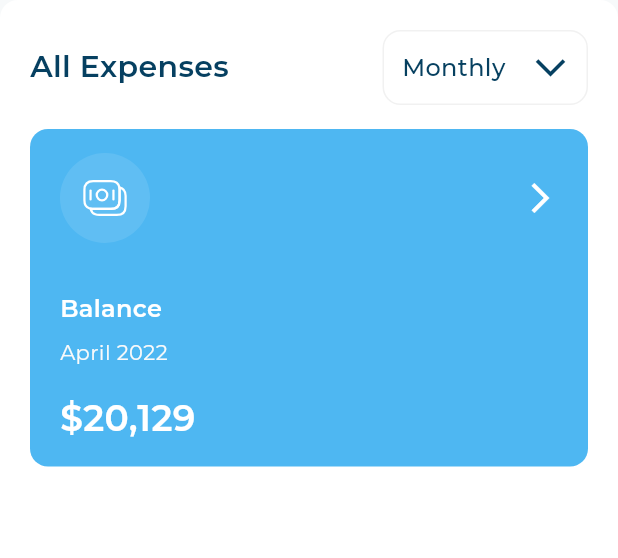
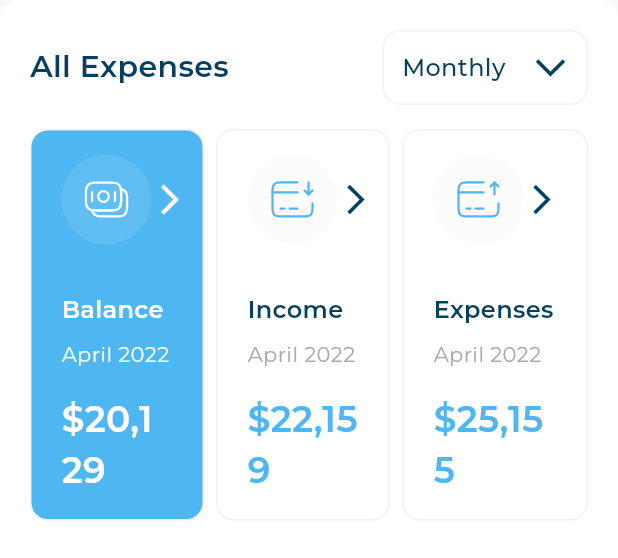
Before and after one commit to mohamedatta24/invoicing_dashboard_app, a Flutter app: the AllExpenses widget shown alone on an empty page, opened directly, on a phone screen of 412 x 824 dp. Shown: the top 558 px of the screen. Run offline on Flutter 3.47's test engine with Material 3 defaults, Android fonts, the phone set to English and light mode, and no system bars; our stand-ins replace flutter_svg.

Commit message:
finsh all expenses ui

```diff
--- /dev/null
+++ b/lib/features/Home/data/models/all_expenses_item_model.dart
@@ -0,0 +1,15 @@
+class AllExpensesItemModel {
+  final String image;
+  final String title;
+  final String subTitle;
+  final String price;
+
+
+  const AllExpensesItemModel({
+    required this.image,
+    required this.title,
+    required this.subTitle,
+    required this.price,
+
+  });
+}
--- a/lib/features/Home/presentation/widgets/all_expenses.dart
+++ b/lib/features/Home/presentation/widgets/all_expenses.dart
@@ -1,6 +1,6 @@
 import 'package:flutter/material.dart';
 import 'package:invoicing_dashboard/features/Home/presentation/widgets/all_expenses_header.dart';
-import 'package:invoicing_dashboard/features/Home/presentation/widgets/all_expenses_item.dart';
+import 'package:invoicing_dashboard/features/Home/presentation/widgets/all_expenses_item_list_view.dart';
 
 class AllExpenses extends StatelessWidget {
   const AllExpenses({super.key});
@@ -14,10 +14,10 @@ class AllExpenses extends StatelessWidget {
         shape: RoundedRectangleBorder(borderRadius: BorderRadius.circular(12)),
       ),
       child: Column(
-        children: [
-          const AllExpensesHeader(),
-          const SizedBox(height: 16.0),
-          const AllExpensesItem(),
+        children: const [
+          AllExpensesHeader(),
+          SizedBox(height: 16.0),
+          AllExpensesItemListView(),
         ],
       ),
     );
--- a/lib/features/Home/presentation/widgets/all_expenses_item.dart
+++ b/lib/features/Home/presentation/widgets/all_expenses_item.dart
@@ -1,25 +1,43 @@
 import 'package:flutter/material.dart';
+import 'package:invoicing_dashboard/features/Home/data/models/all_expenses_item_model.dart';
 import 'package:invoicing_dashboard/features/Home/presentation/widgets/all_expenses_item_details.dart';
 
 import 'package:invoicing_dashboard/features/Home/presentation/widgets/all_expenses_item_header.dart';
 
 class AllExpensesItem extends StatelessWidget {
-  const AllExpensesItem({super.key});
+  const AllExpensesItem({
+    super.key,
+    required this.allExpensesItemModel,
+    required this.selectIndex,
+  });
 
+  final AllExpensesItemModel allExpensesItemModel;
+  final bool selectIndex;
   @override
   Widget build(BuildContext context) {
     return Container(
-      decoration: BoxDecoration(
-        color: Color(0xff4EB7F2),
-        borderRadius: BorderRadius.circular(12.0),
+      decoration: ShapeDecoration(
+        color: selectIndex ? const Color(0xff4EB7F2) : const Color(0xffFFFFFF),
+        shape: RoundedRectangleBorder(
+          borderRadius: BorderRadiusGeometry.circular(12.0),
+          side: BorderSide(width: 1, color: const Color(0xffF1F1F1)),
+        ),
       ),
       padding: const EdgeInsets.symmetric(horizontal: 20.0, vertical: 16.0),
       child: Column(
         crossAxisAlignment: CrossAxisAlignment.start,
         children: [
-          const AllExpensesItemHeader(),
-          const SizedBox(height: 32),
-          const AllExpensesItemDetails(),
+          AllExpensesItemHeader(
+            image: allExpensesItemModel.image,
+            selectIndex: selectIndex,
+          ),
+          SizedBox(height: 32),
+          AllExpensesItemDetails(
+            title: allExpensesItemModel.title,
+            subTitle: allExpensesItemModel.subTitle,
+            price: allExpensesItemModel.price,
+            selectIndex: selectIndex,
+          ),
         ],
       ),
     );
--- a/lib/features/Home/presentation/widgets/all_expenses_item_details.dart
+++ b/lib/features/Home/presentation/widgets/all_expenses_item_details.dart
@@ -1,35 +1,52 @@
 import 'package:flutter/material.dart';
 
 class AllExpensesItemDetails extends StatelessWidget {
-  const AllExpensesItemDetails({super.key});
+  const AllExpensesItemDetails({
+    super.key,
+    required this.title,
+    required this.subTitle,
+    required this.price,
+    required this.selectIndex,
+  });
 
+  final String title;
+  final String subTitle;
+  final String price;
+
+  final bool selectIndex;
   @override
   Widget build(BuildContext context) {
     return Column(
       crossAxisAlignment: CrossAxisAlignment.start,
       children: [
-        const Text(
-          "Balance",
+        Text(
+          title,
           style: TextStyle(
             fontSize: 16.0,
-            color: Color(0xffFFFFFF),
+            color: selectIndex
+                ? const Color(0xffFFFFFF)
+                : const Color(0xff064061),
             fontWeight: FontWeight.w600,
           ),
         ),
         const SizedBox(height: 8),
-        const Text(
-          "April 2022",
+        Text(
+          subTitle,
           style: TextStyle(
-            color: Color(0xffFAFAFA),
+            color: selectIndex
+                ? const Color(0xffFAFAFA)
+                : const Color(0xffAAAAAA),
             fontSize: 14.0,
             fontWeight: FontWeight.w400,
           ),
         ),
         const SizedBox(height: 16),
-        const Text(
-          "\$20,129",
+        Text(
+          price,
           style: TextStyle(
-            color: Color(0xffFFFFFF),
+            color: selectIndex
+                ? const Color(0xffFFFFFF)
+                : const Color(0xff4EB7F2),
             fontSize: 24.0,
             fontWeight: FontWeight.w600,
           ),
--- a/lib/features/Home/presentation/widgets/all_expenses_item_header.dart
+++ b/lib/features/Home/presentation/widgets/all_expenses_item_header.dart
@@ -1,12 +1,17 @@
+// ignore_for_file: deprecated_member_use
+
 import 'package:flutter/material.dart';
 import 'package:flutter_svg/svg.dart';
-import 'package:invoicing_dashboard/core/utils/app_images.dart';
 
 class AllExpensesItemHeader extends StatelessWidget {
   const AllExpensesItemHeader({
     super.key,
+    required this.image,
+    required this.selectIndex,
   });
 
+  final String image;
+  final bool selectIndex;
   @override
   Widget build(BuildContext context) {
     return Row(
@@ -14,15 +19,27 @@ class AllExpensesItemHeader extends StatelessWidget {
       children: [
         Container(
           decoration: BoxDecoration(
-            color: Color(0xffFFFFFF).withOpacity(0.1),
+            color: selectIndex
+                ? const Color(0xffFFFFFF).withOpacity(0.1)
+                : const Color(0xffFAFAFA).withOpacity(0.5),
             borderRadius: BorderRadius.circular(50.0),
           ),
-          padding: EdgeInsets.all(14.0),
-          child: SvgPicture.asset(Assets.imagesBalanceIcon),
+          padding: const EdgeInsets.all(14.0),
+          child: SvgPicture.asset(
+            image,
+            color: selectIndex
+                ? const Color(0xffFFFFFF)
+                : const Color(0xff4EB7F2),
+          ),
         ),
         Transform.rotate(
           angle: 1.57 * 2,
-          child: Icon(Icons.arrow_back_ios_sharp, color: Colors.white),
+          child: Icon(
+            Icons.arrow_back_ios_sharp,
+            color: selectIndex
+                ? const Color(0xffffffff)
+                : const Color(0xff064061),
+          ),
         ),
       ],
     );
--- /dev/null
+++ b/lib/features/Home/presentation/widgets/all_expenses_item_list_view.dart
@@ -0,0 +1,66 @@
+import 'package:flutter/material.dart';
+import 'package:invoicing_dashboard/core/utils/app_images.dart';
+import 'package:invoicing_dashboard/features/Home/data/models/all_expenses_item_model.dart';
+import 'package:invoicing_dashboard/features/Home/presentation/widgets/all_expenses_item.dart';
+
+class AllExpensesItemListView extends StatefulWidget {
+  const AllExpensesItemListView({super.key});
+
+  @override
+  State<AllExpensesItemListView> createState() =>
+      _AllExpensesItemListViewState();
+}
+
+class _AllExpensesItemListViewState extends State<AllExpensesItemListView> {
+  final List<AllExpensesItemModel> items = const [
+    AllExpensesItemModel(
+      image: Assets.imagesBalanceIcon,
+      title: "Balance",
+      subTitle: "April 2022",
+      price: "\$20,129",
+    ),
+    AllExpensesItemModel(
+      image: Assets.imagesIncomeIcon,
+      title: "Income",
+      subTitle: "April 2022",
+      price: "\$22,159",
+    ),
+    AllExpensesItemModel(
+      image: Assets.imagesExpensesIcon,
+      title: "Expenses",
+      subTitle: "April 2022",
+      price: "\$25,155",
+    ),
+  ];
+
+  int currentIndex = 0;
+
+  @override
+  Widget build(BuildContext context) {
+    return Row(
+      children: items.asMap().entries.map((entry) {
+        int index = entry.key;
+        var item = entry.value;
+
+        return Expanded(
+          child: GestureDetector(
+            onTap: () {
+              setState(() {
+                currentIndex = index;
+              });
+            },
+            child: Padding(
+              padding: EdgeInsets.only(
+                right: index == items.length - 1 ? 0 : 8,
+              ),
+              child: AllExpensesItem(
+                allExpensesItemModel: item,
+                selectIndex: currentIndex == index,
+              ),
+            ),
+          ),
+        );
+      }).toList(),
+    );
+  }
+}
--- a/lib/features/desktopLayout/presentation/views/desktop_layout_view.dart
+++ b/lib/features/desktopLayout/presentation/views/desktop_layout_view.dart
@@ -4,7 +4,6 @@ import 'package:invoicing_dashboard/features/desktopLayout/presentation/widgets/
 class DesktopLayoutView extends StatelessWidget {
   const DesktopLayoutView({super.key});
 
-
   @override
   Widget build(BuildContext context) {
     return Scaffold(body: SafeArea(child: const DesktopLayoutViewBody()));
--- a/lib/features/desktopLayout/presentation/widgets/desktop_layout_view_body.dart
+++ b/lib/features/desktopLayout/presentation/widgets/desktop_layout_view_body.dart
@@ -11,7 +11,7 @@ class DesktopLayoutViewBody extends StatelessWidget {
       children: [
         const Expanded(flex: 2, child: CustomDawar()),
         const SizedBox(width: 20.0),
-        Expanded(flex: 3, child: AllExpenses()),
+        const Expanded(flex: 3, child: AllExpenses()),
       ],
     );
   }
```
